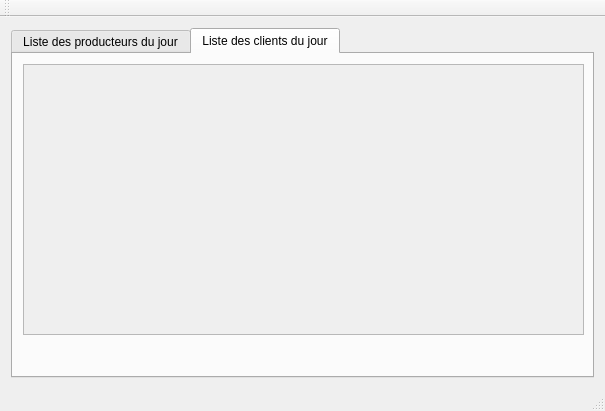
Above: receptionPR/mainwindow.ui from Maxilei/Share_appPdV_NW before the change. Below: the same form after it.
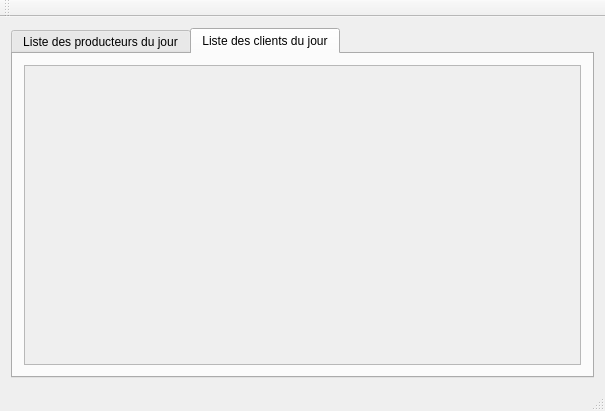
That is the form after the change.

Commit message: Fonctions desormais rédigée et fonctionnelle + besoin ajout checkbox dans les tables producteur/clients

Diff of the .ui file:
```diff
--- a/receptionPR/mainwindow.ui
+++ b/receptionPR/mainwindow.ui
@@ -53,15 +53,9 @@
        <attribute name="title">
         <string>Liste des clients du jour</string>
        </attribute>
+       <layout class="QVBoxLayout" name="verticalLayout_5">
+        <item>
        <widget class="QScrollArea" name="scrollArea_2">
-        <property name="geometry">
-         <rect>
-          <x>10</x>
-          <y>10</y>
-          <width>561</width>
-          <height>271</height>
-         </rect>
-        </property>
         <property name="widgetResizable">
          <bool>true</bool>
         </property>
@@ -70,23 +64,19 @@
           <rect>
            <x>0</x>
            <y>0</y>
-           <width>559</width>
-           <height>269</height>
-          </rect>
-         </property>
-         <widget class="QWidget" name="verticalLayoutWidget">
-          <property name="geometry">
-           <rect>
-            <x>10</x>
-            <y>10</y>
-            <width>541</width>
-            <height>251</height>
-           </rect>
-          </property>
+             <width>563</width>
+             <height>270</height>
+            </rect>
+           </property>
+           <layout class="QVBoxLayout" name="verticalLayout_3">
+            <item>
           <layout class="QVBoxLayout" name="maVerticalLayoutClient"/>
-         </widget>
-        </widget>
-       </widget>
+            </item>
+           </layout>
+          </widget>
+         </widget>
+        </item>
+       </layout>
       </widget>
      </widget>
     </item>
```
Left out of the diff: 2 changed lines with no effect on the pictures. Lines whose indentation alone changed are shown as unchanged. The commit also changes 2 other files.
